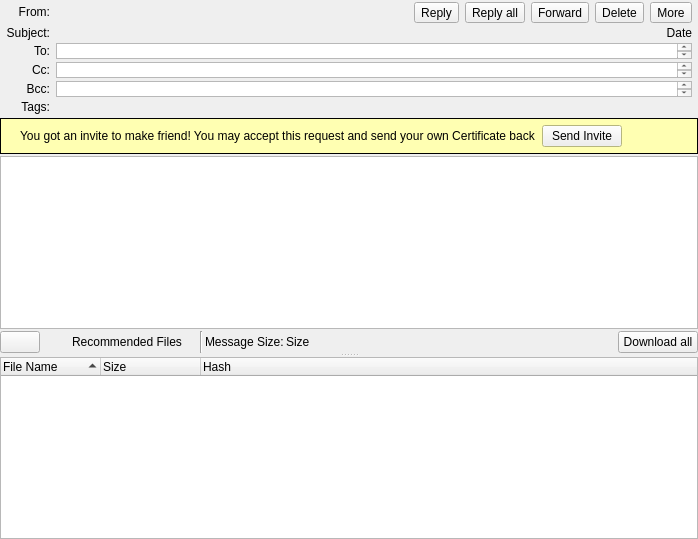
Above: retroshare-gui/src/gui/msgs/MessageWidget.ui from RetroShare/RetroShare before the change. Below: the same form after it.
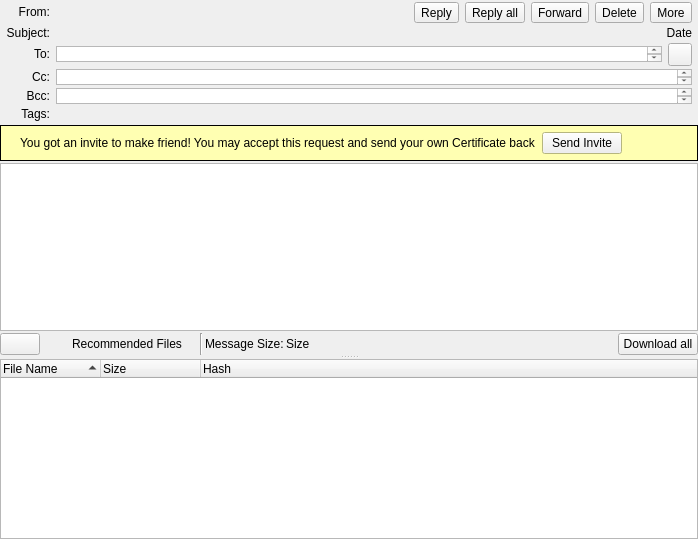
That is the form after the change. Icons and pictures are not drawn. Custom widgets are drawn as their Qt base class.

Commit message:
Added feature to expand To field
* Added feature to expand To field
* Fixed TreeVersion

The edit to the form file:
```diff
--- a/retroshare-gui/src/gui/msgs/MessageWidget.ui
+++ b/retroshare-gui/src/gui/msgs/MessageWidget.ui
@@ -51,93 +51,6 @@
           <property name="verticalSpacing">
            <number>3</number>
           </property>
-          <item row="4" column="0">
-           <widget class="QLabel" name="bccLabel">
-            <property name="sizePolicy">
-             <sizepolicy hsizetype="Expanding" vsizetype="Fixed">
-              <horstretch>0</horstretch>
-              <verstretch>0</verstretch>
-             </sizepolicy>
-            </property>
-            <property name="font">
-             <font>
-              <pointsize>9</pointsize>
-             </font>
-            </property>
-            <property name="text">
-             <string>Bcc:</string>
-            </property>
-            <property name="alignment">
-             <set>Qt::AlignRight|Qt::AlignTrailing|Qt::AlignVCenter</set>
-            </property>
-           </widget>
-          </item>
-          <item row="2" column="0">
-           <widget class="QLabel" name="toLabel">
-            <property name="sizePolicy">
-             <sizepolicy hsizetype="Expanding" vsizetype="Fixed">
-              <horstretch>0</horstretch>
-              <verstretch>0</verstretch>
-             </sizepolicy>
-            </property>
-            <property name="font">
-             <font>
-              <pointsize>9</pointsize>
-             </font>
-            </property>
-            <property name="text">
-             <string>To:</string>
-            </property>
-            <property name="alignment">
-             <set>Qt::AlignRight|Qt::AlignTrailing|Qt::AlignVCenter</set>
-            </property>
-           </widget>
-          </item>
-          <item row="3" column="0">
-           <widget class="QLabel" name="ccLabel">
-            <property name="sizePolicy">
-             <sizepolicy hsizetype="Expanding" vsizetype="Fixed">
-              <horstretch>0</horstretch>
-              <verstretch>0</verstretch>
-             </sizepolicy>
-            </property>
-            <property name="font">
-             <font>
-              <pointsize>9</pointsize>
-             </font>
-            </property>
-            <property name="text">
-             <string>Cc:</string>
-            </property>
-            <property name="alignment">
-             <set>Qt::AlignRight|Qt::AlignTrailing|Qt::AlignVCenter</set>
-            </property>
-            <property name="wordWrap">
-             <bool>false</bool>
-            </property>
-           </widget>
-          </item>
-          <item row="5" column="0">
-           <widget class="QLabel" name="tagsLabel">
-            <property name="sizePolicy">
-             <sizepolicy hsizetype="Expanding" vsizetype="Fixed">
-              <horstretch>0</horstretch>
-              <verstretch>0</verstretch>
-             </sizepolicy>
-            </property>
-            <property name="font">
-             <font>
-              <pointsize>9</pointsize>
-             </font>
-            </property>
-            <property name="text">
-             <string>Tags:</string>
-            </property>
-            <property name="alignment">
-             <set>Qt::AlignRight|Qt::AlignTrailing|Qt::AlignVCenter</set>
-            </property>
-           </widget>
-          </item>
           <item row="1" column="4">
            <widget class="QLabel" name="dateText">
             <property name="sizePolicy">
@@ -290,6 +203,114 @@
             </item>
            </layout>
           </item>
+          <item row="7" column="0">
+           <widget class="QLabel" name="tagsLabel">
+            <property name="sizePolicy">
+             <sizepolicy hsizetype="Expanding" vsizetype="Fixed">
+              <horstretch>0</horstretch>
+              <verstretch>0</verstretch>
+             </sizepolicy>
+            </property>
+            <property name="font">
+             <font>
+              <pointsize>9</pointsize>
+             </font>
+            </property>
+            <property name="text">
+             <string>Tags:</string>
+            </property>
+            <property name="alignment">
+             <set>Qt::AlignRight|Qt::AlignTrailing|Qt::AlignVCenter</set>
+            </property>
+           </widget>
+          </item>
+          <item row="1" column="0">
+           <widget class="QLabel" name="subjectLabel">
+            <property name="sizePolicy">
+             <sizepolicy hsizetype="Expanding" vsizetype="Fixed">
+              <horstretch>0</horstretch>
+              <verstretch>0</verstretch>
+             </sizepolicy>
+            </property>
+            <property name="font">
+             <font>
+              <pointsize>9</pointsize>
+             </font>
+            </property>
+            <property name="text">
+             <string>Subject:</string>
+            </property>
+            <property name="alignment">
+             <set>Qt::AlignRight|Qt::AlignTrailing|Qt::AlignVCenter</set>
+            </property>
+           </widget>
+          </item>
+          <item row="5" column="0">
+           <widget class="QLabel" name="ccLabel">
+            <property name="sizePolicy">
+             <sizepolicy hsizetype="Expanding" vsizetype="Fixed">
+              <horstretch>0</horstretch>
+              <verstretch>0</verstretch>
+             </sizepolicy>
+            </property>
+            <property name="font">
+             <font>
+              <pointsize>9</pointsize>
+             </font>
+            </property>
+            <property name="text">
+             <string>Cc:</string>
+            </property>
+            <property name="alignment">
+             <set>Qt::AlignRight|Qt::AlignTrailing|Qt::AlignVCenter</set>
+            </property>
+            <property name="wordWrap">
+             <bool>false</bool>
+            </property>
+           </widget>
+          </item>
+          <item row="6" column="0">
+           <widget class="QLabel" name="bccLabel">
+            <property name="sizePolicy">
+             <sizepolicy hsizetype="Expanding" vsizetype="Fixed">
+              <horstretch>0</horstretch>
+              <verstretch>0</verstretch>
+             </sizepolicy>
+            </property>
+            <property name="font">
+             <font>
+              <pointsize>9</pointsize>
+             </font>
+            </property>
+            <property name="text">
+             <string>Bcc:</string>
+            </property>
+            <property name="alignment">
+             <set>Qt::AlignRight|Qt::AlignTrailing|Qt::AlignVCenter</set>
+            </property>
+           </widget>
+          </item>
+          <item row="4" column="0">
+           <widget class="QLabel" name="toLabel">
+            <property name="sizePolicy">
+             <sizepolicy hsizetype="Expanding" vsizetype="Fixed">
+              <horstretch>0</horstretch>
+              <verstretch>0</verstretch>
+             </sizepolicy>
+            </property>
+            <property name="font">
+             <font>
+              <pointsize>9</pointsize>
+             </font>
+            </property>
+            <property name="text">
+             <string>To:</string>
+            </property>
+            <property name="alignment">
+             <set>Qt::AlignRight|Qt::AlignTrailing|Qt::AlignVCenter</set>
+            </property>
+           </widget>
+          </item>
           <item row="1" column="1" colspan="3">
            <widget class="QLabel" name="subjectText">
             <property name="sizePolicy">
@@ -313,6 +334,25 @@
             </property>
            </widget>
           </item>
+          <item row="5" column="1" colspan="4">
+           <widget class="RSTextBrowser" name="trans_CCText">
+            <property name="sizePolicy">
+             <sizepolicy hsizetype="Expanding" vsizetype="Maximum">
+              <horstretch>0</horstretch>
+              <verstretch>0</verstretch>
+             </sizepolicy>
+            </property>
+            <property name="maximumSize">
+             <size>
+              <width>16777215</width>
+              <height>16</height>
+             </size>
+            </property>
+            <property name="openExternalLinks">
+             <bool>true</bool>
+            </property>
+           </widget>
+          </item>
           <item row="0" column="1">
            <widget class="QLabel" name="fromText">
             <property name="sizePolicy">
@@ -346,45 +386,7 @@
             </property>
            </widget>
           </item>
-          <item row="2" column="1" colspan="4">
-           <widget class="RSTextBrowser" name="trans_ToText">
-            <property name="sizePolicy">
-             <sizepolicy hsizetype="Expanding" vsizetype="Maximum">
-              <horstretch>0</horstretch>
-              <verstretch>0</verstretch>
-             </sizepolicy>
-            </property>
-            <property name="maximumSize">
-             <size>
-              <width>16777215</width>
-              <height>16</height>
-             </size>
-            </property>
-            <property name="openExternalLinks">
-             <bool>true</bool>
-            </property>
-           </widget>
-          </item>
-          <item row="3" column="1" colspan="4">
-           <widget class="RSTextBrowser" name="trans_CCText">
-            <property name="sizePolicy">
-             <sizepolicy hsizetype="Expanding" vsizetype="Maximum">
-              <horstretch>0</horstretch>
-              <verstretch>0</verstretch>
-             </sizepolicy>
-            </property>
-            <property name="maximumSize">
-             <size>
-              <width>16777215</width>
-              <height>16</height>
-             </size>
-            </property>
-            <property name="openExternalLinks">
-             <bool>true</bool>
-            </property>
-           </widget>
-          </item>
-          <item row="4" column="1" colspan="4">
+          <item row="6" column="1" colspan="4">
            <widget class="RSTextBrowser" name="trans_BCCText">
             <property name="sizePolicy">
              <sizepolicy hsizetype="Expanding" vsizetype="Maximum">
@@ -403,30 +405,9 @@
             </property>
            </widget>
           </item>
-          <item row="5" column="1" colspan="4">
+          <item row="7" column="1" colspan="4">
            <layout class="QHBoxLayout" name="tagLayout"/>
           </item>
-          <item row="1" column="0">
-           <widget class="QLabel" name="subjectLabel">
-            <property name="sizePolicy">
-             <sizepolicy hsizetype="Expanding" vsizetype="Fixed">
-              <horstretch>0</horstretch>
-              <verstretch>0</verstretch>
-             </sizepolicy>
-            </property>
-            <property name="font">
-             <font>
-              <pointsize>9</pointsize>
-             </font>
-            </property>
-            <property name="text">
-             <string>Subject:</string>
-            </property>
-            <property name="alignment">
-             <set>Qt::AlignRight|Qt::AlignTrailing|Qt::AlignVCenter</set>
-            </property>
-           </widget>
-          </item>
           <item row="0" column="0">
            <widget class="QLabel" name="fromLabel">
             <property name="sizePolicy">
@@ -448,6 +429,48 @@
             </property>
            </widget>
           </item>
+          <item row="4" column="1" colspan="4">
+           <layout class="QHBoxLayout" name="horizontalLayout">
+            <property name="spacing">
+             <number>6</number>
+            </property>
+            <item>
+             <widget class="RSTextBrowser" name="trans_ToText">
+              <property name="sizePolicy">
+               <sizepolicy hsizetype="Expanding" vsizetype="Maximum">
+                <horstretch>0</horstretch>
+                <verstretch>0</verstretch>
+               </sizepolicy>
+              </property>
+              <property name="maximumSize">
+               <size>
+                <width>16777215</width>
+                <height>16</height>
+               </size>
+              </property>
+              <property name="openExternalLinks">
+               <bool>true</bool>
+              </property>
+             </widget>
+            </item>
+            <item>
+             <widget class="QToolButton" name="expandButton">
+              <property name="text">
+               <string/>
+              </property>
+              <property name="checkable">
+               <bool>true</bool>
+              </property>
+              <property name="popupMode">
+               <enum>QToolButton::InstantPopup</enum>
+              </property>
+              <property name="toolButtonStyle">
+               <enum>Qt::ToolButtonTextBesideIcon</enum>
+              </property>
+             </widget>
+            </item>
+           </layout>
+          </item>
          </layout>
         </item>
         <item>
```
The commit also changes 3 other files.
